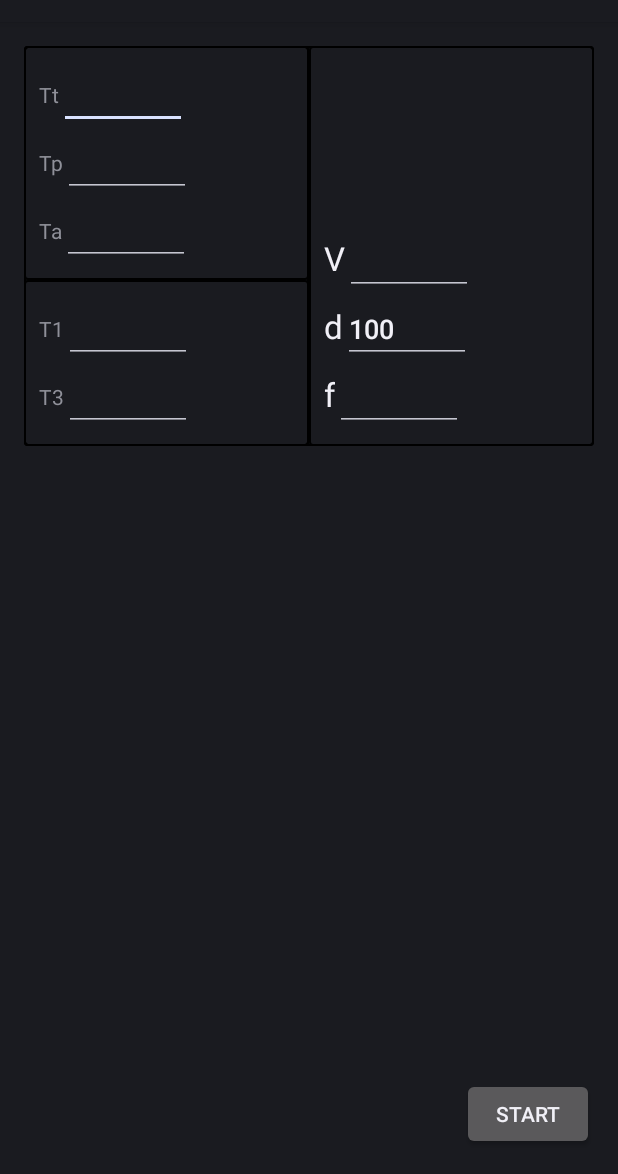
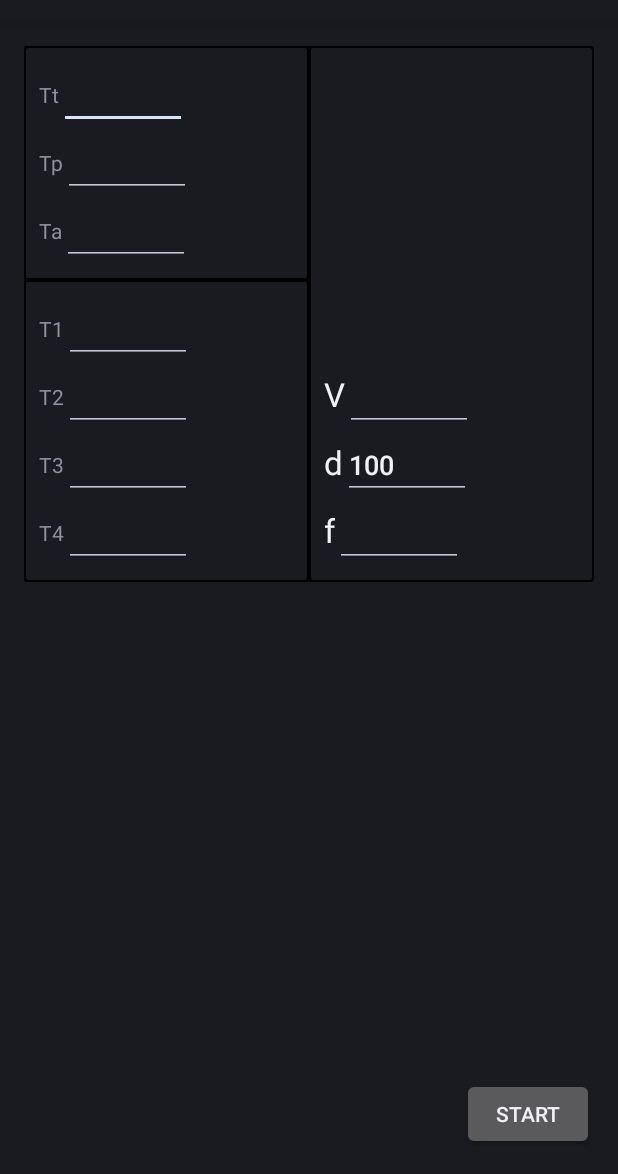
Before and after one commit to deathmeek/dintisor, an Android app: the screen it shows after launch (MainActivity), after a tap on "ADVANCED", on a phone screen of 412 x 824 dp, the part 62-1236 px from its top. Run offline under Robolectric (Android 15) with nearby library versions, the phone set to English and light mode, and no system bars; libraries missing offline, so code that uses them is left out: com.github.aakira.expandablelayout, org.achartengine; plain views replace ExpandableRelativeLayout; 7 statements that could not run were skipped.

Commit message:
Fix the advanced button

```diff
--- a/SmartTooth/app/src/main/java/upb/com/smarttooth/MainActivity.java
+++ b/SmartTooth/app/src/main/java/upb/com/smarttooth/MainActivity.java
@@ -125,16 +125,11 @@ public class MainActivity extends Activity
             if(menus[sn] != 0) {
                 inflater.inflate(menus[sn], menu);
             }
-             Log.e("test", "meniul se apeleaza");
         }
         @Override
         public boolean onOptionsItemSelected (MenuItem item){
             int sn =  getArguments().getInt(ARG_SECTION_NUMBER);
-            if(menus[sn] != 0) {
-                renderers[sn].onOptionsItemSelected(item);
-            }
-            Log.e("test", "meniul se apeleaza");
-            return true;
+            return renderers[sn].onOptionsItemSelected(item);
         }
     }
 
--- a/SmartTooth/app/src/main/java/upb/com/smarttooth/Renderers/Patient.java
+++ b/SmartTooth/app/src/main/java/upb/com/smarttooth/Renderers/Patient.java
@@ -75,7 +75,7 @@ public class Patient implements Renderer {
     }
 
     @Override
-    public void onOptionsItemSelected(MenuItem item) {
-
+    public boolean onOptionsItemSelected(MenuItem item) {
+        return true;
     }
 }
--- a/SmartTooth/app/src/main/java/upb/com/smarttooth/Renderers/Renderer.java
+++ b/SmartTooth/app/src/main/java/upb/com/smarttooth/Renderers/Renderer.java
@@ -6,5 +6,5 @@ import android.view.View;
 public interface Renderer {
     void render(View rootView);
 
-    void onOptionsItemSelected(MenuItem item);
+    boolean onOptionsItemSelected(MenuItem item);
 }
--- a/SmartTooth/app/src/main/java/upb/com/smarttooth/Renderers/ToothSettings.java
+++ b/SmartTooth/app/src/main/java/upb/com/smarttooth/Renderers/ToothSettings.java
@@ -1,6 +1,5 @@
 package upb.com.smarttooth.Renderers;
 
-import android.bluetooth.BluetoothGattCharacteristic;
 import android.util.Log;
 import android.view.MenuItem;
 import android.view.View;
@@ -20,8 +19,7 @@ public class ToothSettings implements Renderer {
     EditText T2;
     EditText T3;
     EditText T4;
-    final int[] expandableLayoutsID = new int[]{R.id.expandableLayout_T2, R.id.expandableLayout_T4};
-    final ExpandableRelativeLayout[] expandableLayouts = new ExpandableRelativeLayout[expandableLayoutsID.length];
+    private View rootView;
 
     private void updateT14(EditText e){
         int val = 0;
@@ -90,9 +88,7 @@ public class ToothSettings implements Renderer {
 
     @Override
     public void render(View rootView) {
-        for(int i = 0; i < expandableLayoutsID.length; i++) {
-            expandableLayouts[i] = (ExpandableRelativeLayout) rootView.findViewById(expandableLayoutsID[i]);
-        }
+        this.rootView = rootView;
         Ta = (EditText) rootView.findViewById(R.id.numberPickerTA);
         Tp = (EditText) rootView.findViewById(R.id.numberPickerTP);
         Tt = (EditText) rootView.findViewById(R.id.numberPickerTT);
@@ -139,11 +135,15 @@ public class ToothSettings implements Renderer {
             }
         });
     }
+    @Override
+    public boolean onOptionsItemSelected(MenuItem item) {
 
-    @Override
-    public void onOptionsItemSelected(MenuItem item) {
+        final int[] expandableLayoutsID = new int[]{R.id.expandableLayout_T2, R.id.expandableLayout_T4};
+        final ExpandableRelativeLayout[] expandableLayouts = new ExpandableRelativeLayout[expandableLayoutsID.length];
         for(int i = 0; i < expandableLayoutsID.length; i++) {
+            expandableLayouts[i] = (ExpandableRelativeLayout) rootView.findViewById(expandableLayoutsID[i]);
             expandableLayouts[i].toggle();
         }
+        return true;
     }
 }
--- a/SmartTooth/app/src/main/res/layout/fragment_tooth_settings.xml
+++ b/SmartTooth/app/src/main/res/layout/fragment_tooth_settings.xml
@@ -96,8 +96,9 @@
                 <com.github.aakira.expandablelayout.ExpandableRelativeLayout
                     android:id="@+id/expandableLayout_T2"
                     android:layout_width="match_parent"
-                    android:layout_height="0dp"
+                    android:layout_height="match_parent"
                     app:ael_duration="1000"
+                    app:ael_expanded="true"
                     app:ael_interpolator="decelerate">
                     <LinearLayout
                         android:layout_width="wrap_content"
@@ -134,8 +135,9 @@
                 <com.github.aakira.expandablelayout.ExpandableRelativeLayout
                     android:id="@+id/expandableLayout_T4"
                     android:layout_width="match_parent"
-                    android:layout_height="0dp"
+                    android:layout_height="match_parent"
                     app:ael_duration="1000"
+                    app:ael_expanded="true"
                     app:ael_interpolator="decelerate">
                     <LinearLayout
                         android:layout_width="wrap_content"
--- a/SmartTooth/app/src/main/res/values/styles.xml
+++ b/SmartTooth/app/src/main/res/values/styles.xml
@@ -1,7 +1,7 @@
 <resources>
 
     <!-- Base application theme. -->
-    <style name="AppTheme" parent="android:Theme.DeviceDefault">
+    <style name="AppTheme" parent="android:Theme.Holo.Light.DarkActionBar">
         <!-- Customize your theme here. -->
     </style>
 
```
